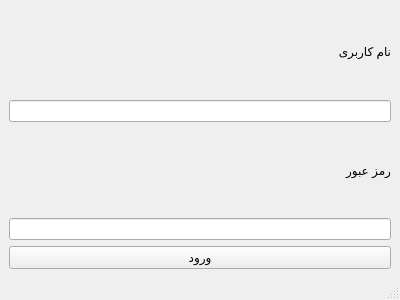
The window that My_Beloved_Client/login.ui (HoSaiN-643/QuantumDeck) describes before a commit, drawn with Qt 5.
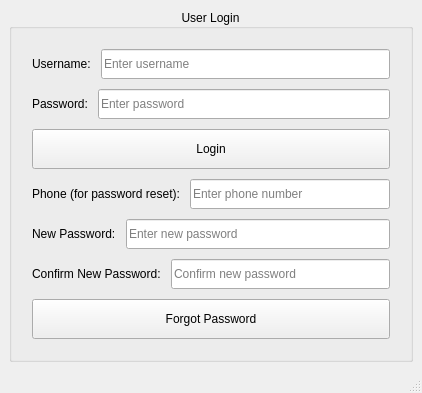
The same window after the commit.

Commit message: third login forgotpassword

Patch:
```diff
--- a/My_Beloved_Client/login.ui
+++ b/My_Beloved_Client/login.ui
@@ -14,37 +14,249 @@
    <string>ورود</string>
   </property>
   <widget class="QWidget" name="centralwidget">
-   <layout class="QVBoxLayout" name="verticalLayout">
-    <item>
-     <widget class="QLabel" name="label">
-      <property name="text">
-       <string>نام کاربری</string>
+   <layout class="QGridLayout" name="gridLayout">
+    <item row="0" column="0">
+     <spacer name="horizontalSpacer">
+      <property name="orientation">
+       <enum>Qt::Horizontal</enum>
       </property>
-     </widget>
+      <property name="sizeType">
+       <enum>QSizePolicy::Expanding</enum>
+      </property>
+      <property name="sizeHint" stdset="0">
+       <size>
+        <width>200</width>
+        <height>20</height>
+       </size>
+      </property>
+     </spacer>
     </item>
-    <item>
-     <widget class="QLineEdit" name="username_lineEdit"/>
-    </item>
-    <item>
-     <widget class="QLabel" name="label_2">
-      <property name="text">
-       <string>رمز عبور</string>
+    <item row="0" column="1">
+     <widget class="QGroupBox" name="groupBox">
+      <property name="title">
+       <string>User Login</string>
       </property>
+      <property name="alignment">
+       <set>Qt::AlignCenter</set>
+      </property>
+      <layout class="QVBoxLayout" name="verticalLayout">
+       <property name="spacing">
+        <number>10</number>
+       </property>
+       <property name="leftMargin">
+        <number>20</number>
+       </property>
+       <property name="topMargin">
+        <number>20</number>
+       </property>
+       <property name="rightMargin">
+        <number>20</number>
+       </property>
+       <property name="bottomMargin">
+        <number>20</number>
+       </property>
+       <item>
+        <layout class="QHBoxLayout" name="horizontalLayout">
+         <item>
+          <widget class="QLabel" name="username_label">
+           <property name="text">
+            <string>Username:</string>
+           </property>
+          </widget>
+         </item>
+         <item>
+          <widget class="QLineEdit" name="username_lineEdit">
+           <property name="placeholderText">
+            <string>Enter username</string>
+           </property>
+           <property name="minimumSize">
+            <size>
+             <width>200</width>
+             <height>30</height>
+            </size>
+           </property>
+          </widget>
+         </item>
+        </layout>
+       </item>
+       <item>
+        <layout class="QHBoxLayout" name="horizontalLayout_2">
+         <item>
+          <widget class="QLabel" name="password_label">
+           <property name="text">
+            <string>Password:</string>
+           </property>
+          </widget>
+         </item>
+         <item>
+          <widget class="QLineEdit" name="password_lineEdit">
+           <property name="placeholderText">
+            <string>Enter password</string>
+           </property>
+           <property name="minimumSize">
+            <size>
+             <width>200</width>
+             <height>30</height>
+            </size>
+           </property>
+           <property name="echoMode">
+            <enum>QLineEdit::Password</enum>
+           </property>
+          </widget>
+         </item>
+        </layout>
+       </item>
+       <item>
+        <widget class="QPushButton" name="login_button">
+         <property name="text">
+          <string>Login</string>
+         </property>
+         <property name="minimumSize">
+          <size>
+           <width>150</width>
+           <height>40</height>
+          </size>
+         </property>
+        </widget>
+       </item>
+       <item>
+        <spacer name="verticalSpacer_2">
+         <property name="orientation">
+          <enum>Qt::Vertical</enum>
+         </property>
+         <property name="sizeHint" stdset="0">
+          <size>
+           <width>20</width>
+           <height>20</height>
+          </size>
+         </property>
+        </spacer>
+       </item>
+       <item>
+        <layout class="QHBoxLayout" name="horizontalLayout_3">
+         <item>
+          <widget class="QLabel" name="phone_label">
+           <property name="text">
+            <string>Phone (for password reset):</string>
+           </property>
+          </widget>
+         </item>
+         <item>
+          <widget class="QLineEdit" name="phone_lineEdit">
+           <property name="placeholderText">
+            <string>Enter phone number</string>
+           </property>
+           <property name="minimumSize">
+            <size>
+             <width>200</width>
+             <height>30</height>
+            </size>
+           </property>
+          </widget>
+         </item>
+        </layout>
+       </item>
+       <item>
+        <layout class="QHBoxLayout" name="horizontalLayout_4">
+         <item>
+          <widget class="QLabel" name="newPassword_label">
+           <property name="text">
+            <string>New Password:</string>
+           </property>
+          </widget>
+         </item>
+         <item>
+          <widget class="QLineEdit" name="newPassword_lineEdit">
+           <property name="placeholderText">
+            <string>Enter new password</string>
+           </property>
+           <property name="minimumSize">
+            <size>
+             <width>200</width>
+             <height>30</height>
+            </size>
+           </property>
+           <property name="echoMode">
+            <enum>QLineEdit::Password</enum>
+           </property>
+          </widget>
+         </item>
+        </layout>
+       </item>
+       <item>
+        <layout class="QHBoxLayout" name="horizontalLayout_5">
+         <item>
+          <widget class="QLabel" name="confirmNewPassword_label">
+           <property name="text">
+            <string>Confirm New Password:</string>
+           </property>
+          </widget>
+         </item>
+         <item>
+          <widget class="QLineEdit" name="confirmNewPassword_lineEdit">
+           <property name="placeholderText">
+            <string>Confirm new password</string>
+           </property>
+           <property name="minimumSize">
+            <size>
+             <width>200</width>
+             <height>30</height>
+            </size>
+           </property>
+           <property name="echoMode">
+            <enum>QLineEdit::Password</enum>
+           </property>
+          </widget>
+         </item>
+        </layout>
+       </item>
+       <item>
+        <widget class="QPushButton" name="forgotPassword_button">
+         <property name="text">
+          <string>Forgot Password</string>
+         </property>
+         <property name="minimumSize">
+          <size>
+           <width>150</width>
+           <height>40</height>
+          </size>
+         </property>
+        </widget>
+       </item>
+      </layout>
      </widget>
     </item>
-    <item>
-     <widget class="QLineEdit" name="password_lineEdit">
-      <property name="echoMode">
-       <enum>QLineEdit::Password</enum>
+    <item row="0" column="2">
+     <spacer name="horizontalSpacer_2">
+      <property name="orientation">
+       <enum>Qt::Horizontal</enum>
       </property>
-     </widget>
+      <property name="sizeType">
+       <enum>QSizePolicy::Expanding</enum>
+      </property>
+      <property name="sizeHint" stdset="0">
+       <size>
+        <width>200</width>
+        <height>20</height>
+       </size>
+      </property>
+     </spacer>
     </item>
-    <item>
-     <widget class="QPushButton" name="login_button">
-      <property name="text">
-       <string>ورود</string>
+    <item row="1" column="1">
+     <spacer name="verticalSpacer">
+      <property name="orientation">
+       <enum>Qt::Vertical</enum>
       </property>
-     </widget>
+      <property name="sizeType">
+       <enum>QSizePolicy::Expanding</enum>
+      </property>
+      <property name="sizeHint" stdset="0">
+       <size>
+        <width>20</width>
+        <height>150</height>
+       </size>
+      </property>
+     </spacer>
     </item>
    </layout>
   </widget>
```
Left out of the diff: 13 changed lines with no effect on the pictures. The commit also changes 2 other files.
